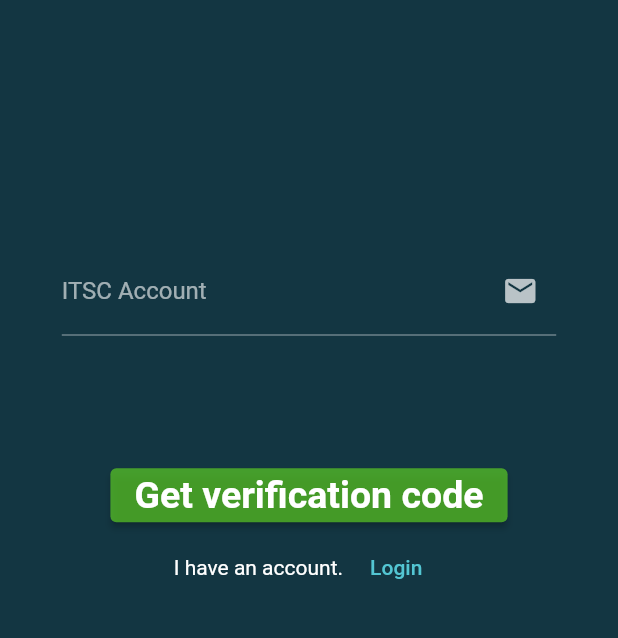
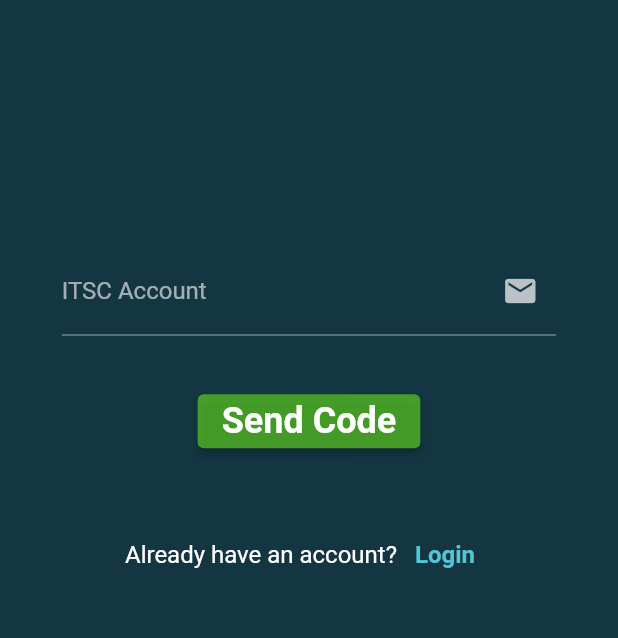
Before and after one commit to WisdomStoneWorshiper/chainvote, a Flutter app: the screen it shows after launch, after a tap on "Join us!", on a phone screen of 412 x 824 dp, the part 309-947 px from its top. Run offline on Flutter 3.47's test engine with Material 2 defaults, Android fonts, the light colour scheme and no system bars; our stand-ins replace card_swiper, csv, dio, expandable, file_picker, flex_color_scheme and 8 more; missing offline and left inert: dart:ffi, eosdart.

Commit message:
some changes in the registration and login ui/ux

```diff
--- a/frontend/voting_mobile/lib/log_and_reg/login/login.dart
+++ b/frontend/voting_mobile/lib/log_and_reg/login/login.dart
@@ -131,13 +131,23 @@ class Login extends StatelessWidget {
                     ),
                   ),
                   // Expanded(flex: 2, child: Container()),
-
+                  SizedBox(
+                    height: 10,
+                  ),
                   Row(
                     mainAxisAlignment: MainAxisAlignment.center,
                     children: [
-                      Text("New to Chainvote? "),
+                      Text(
+                        "New to Chainvote?",
+                        style: TextStyle(
+                            fontSize: 16, fontWeight: FontWeight.w400),
+                      ),
                       TextButton(
-                        child: Text("Join us!"),
+                        child: Text(
+                          "Join us!",
+                          style: TextStyle(
+                              fontSize: 16, fontWeight: FontWeight.bold),
+                        ),
                         onPressed: () {
                           Navigator.pushNamed(context, 'r');
                         },
--- a/frontend/voting_mobile/lib/log_and_reg/registration/register.dart
+++ b/frontend/voting_mobile/lib/log_and_reg/registration/register.dart
@@ -113,14 +113,15 @@ class _RegisterState extends State<Register> with SharedDialog {
                   ),
                   Container(
                     margin: EdgeInsets.only(
-                      top: MediaQuery.of(context).size.height * 0.1,
+                      top: MediaQuery.of(context).size.height * 0.04,
+                      bottom: MediaQuery.of(context).size.height * 0.05,
                     ),
                     child: ElevatedButton(
                       onPressed: _registerBtnHandler,
                       child: Text(
-                        "Get verification code",
+                        "Send Code", //"Get verification code",
                         style: TextStyle(
-                            fontSize: 25.0, fontWeight: FontWeight.bold),
+                            fontSize: 24.0, fontWeight: FontWeight.bold),
                       ),
                     ),
                   ),
@@ -128,9 +129,17 @@ class _RegisterState extends State<Register> with SharedDialog {
                     child: Row(
                       mainAxisAlignment: MainAxisAlignment.center,
                       children: [
-                        Text("I have an account. "),
+                        Text(
+                          "Already have an account?",
+                          style: TextStyle(
+                              fontSize: 16, fontWeight: FontWeight.w400),
+                        ),
                         TextButton(
-                          child: Text("Login"),
+                          child: Text(
+                            "Login",
+                            style: TextStyle(
+                                fontSize: 16, fontWeight: FontWeight.bold),
+                          ),
                           onPressed: () {
                             Navigator.pop(context);
                           },
```
Also changed, not shown: frontend/voting_mobile/lib/log_and_reg/registration/link_up.dart (+70 -21 lines).
